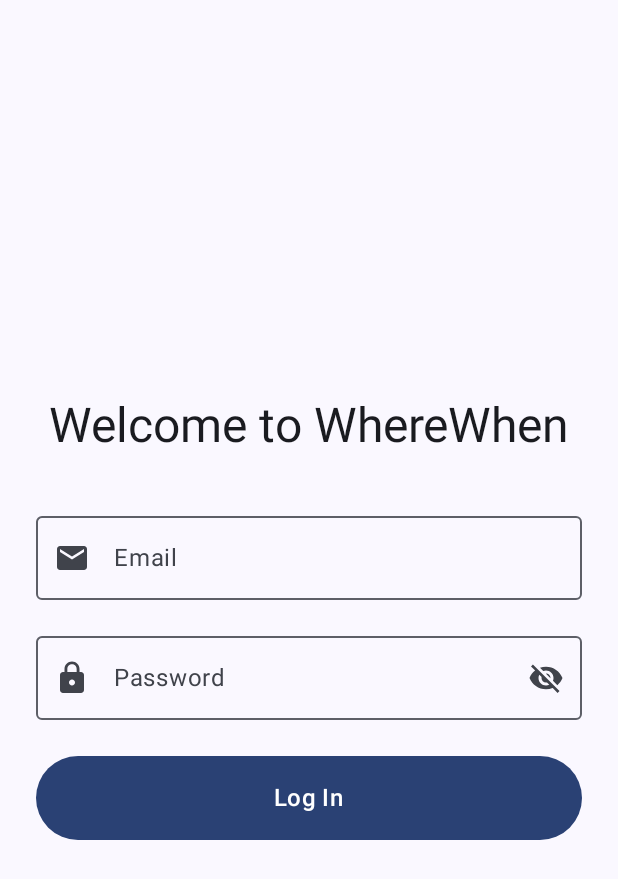
After one commit to Javier-Castilla/PIM-PAMN, an Android app built with Jetpack Compose: the composable LoginScreen shown on its own in the app's theme, on a phone screen of 412 x 824 dp. The commit adds this screen. Shown: the top 879 px of the screen. Run offline under Robolectric (Android 15) with nearby library versions, the phone set to English and light mode, and no system bars.

Commit message:
feat: login mock implemented

```diff
--- a/app/build.gradle.kts
+++ b/app/build.gradle.kts
@@ -52,6 +52,7 @@ dependencies {
     implementation(libs.androidx.compose.ui.graphics)
     implementation(libs.androidx.compose.ui.tooling.preview)
     implementation(libs.androidx.compose.material3)
+    implementation("androidx.compose.material:material-icons-extended:1.6.0")
 
     coreLibraryDesugaring("com.android.tools:desugar_jdk_libs:2.1.5")
 
--- a/app/src/main/java/software/ulpgc/wherewhen/application/ui/theme/Theme.kt
+++ b/app/src/main/java/software/ulpgc/wherewhen/application/ui/theme/Theme.kt
@@ -33,7 +33,7 @@ private val LightColorScheme = lightColorScheme(
 )
 
 @Composable
-fun AroundMeTheme(
+fun WhereWhenTheme(
     darkTheme: Boolean = isSystemInDarkTheme(),
     // Dynamic color is available on Android 12+
     dynamicColor: Boolean = true,
--- a/app/src/main/java/software/ulpgc/wherewhen/domain/exceptions/user/UserWithEmailNotFoundException.kt
+++ /dev/null
@@ -1,5 +0,0 @@
-package software.ulpgc.wherewhen.domain.exceptions.user
-
-import software.ulpgc.wherewhen.domain.valueObjects.Email
-
-class UserWithEmailNotFoundException(email: Email) : UserException("User not found with email $email");
--- /dev/null
+++ b/app/src/main/java/software/ulpgc/wherewhen/presentation/auth/LoginScreen.kt
@@ -0,0 +1,170 @@
+package software.ulpgc.wherewhen.presentation.auth
+
+import androidx.compose.foundation.layout.*
+import androidx.compose.foundation.text.KeyboardActions
+import androidx.compose.foundation.text.KeyboardOptions
+import androidx.compose.material.icons.Icons
+import androidx.compose.material.icons.filled.Email
+import androidx.compose.material.icons.filled.Lock
+import androidx.compose.material.icons.filled.Visibility
+import androidx.compose.material.icons.filled.VisibilityOff
+import androidx.compose.material3.*
+import androidx.compose.runtime.*
+import androidx.compose.ui.Alignment
+import androidx.compose.ui.Modifier
+import androidx.compose.ui.focus.FocusDirection
+import androidx.compose.ui.platform.LocalFocusManager
+import androidx.compose.ui.text.input.ImeAction
+import androidx.compose.ui.text.input.KeyboardType
+import androidx.compose.ui.text.input.PasswordVisualTransformation
+import androidx.compose.ui.text.input.VisualTransformation
+import androidx.compose.ui.unit.dp
+
+@Composable
+fun LoginScreen(
+    viewModel: LoginViewModel,
+    onLoginSuccess: () -> Unit
+) {
+    val uiState = viewModel.uiState
+    val focusManager = LocalFocusManager.current
+
+    LaunchedEffect(uiState.isSuccess) {
+        if (uiState.isSuccess) {
+            onLoginSuccess()
+        }
+    }
+
+    Column(
+        modifier = Modifier
+            .fillMaxSize()
+            .padding(24.dp),
+        horizontalAlignment = Alignment.CenterHorizontally,
+        verticalArrangement = Arrangement.Center
+    ) {
+
+        if (uiState.isSuccess) {
+            Card(
+                colors = CardDefaults.cardColors(
+                    containerColor = MaterialTheme.colorScheme.primaryContainer
+                ),
+                modifier = Modifier
+                    .fillMaxWidth()
+                    .padding(bottom = 32.dp)
+            ) {
+                Column(
+                    modifier = Modifier.padding(24.dp),
+                    horizontalAlignment = Alignment.CenterHorizontally
+                ) {
+                    Text(
+                        text = "✓ Login Exitoso",
+                        style = MaterialTheme.typography.headlineSmall,
+                        color = MaterialTheme.colorScheme.onPrimaryContainer
+                    )
+                }
+            }
+        }
+
+        Text(
+            text = "Welcome to WhereWhen",
+            style = MaterialTheme.typography.headlineLarge,
+            modifier = Modifier.padding(bottom = 32.dp)
+        )
+
+        OutlinedTextField(
+            value = uiState.email,
+            onValueChange = viewModel::onEmailChange,
+            label = { Text("Email") },
+            leadingIcon = {
+                Icon(Icons.Default.Email, contentDescription = "Email")
+            },
+            isError = uiState.emailError != null,
+            supportingText = uiState.emailError?.let { { Text(it) } },
+            keyboardOptions = KeyboardOptions(
+                keyboardType = KeyboardType.Email,
+                imeAction = ImeAction.Next
+            ),
+            keyboardActions = KeyboardActions(
+                onNext = { focusManager.moveFocus(FocusDirection.Down) }
+            ),
+            singleLine = true,
+            modifier = Modifier
+                .fillMaxWidth()
+                .padding(bottom = 16.dp),
+            enabled = !uiState.isLoading && !uiState.isSuccess
+        )
+
+        var passwordVisible by remember { mutableStateOf(false) }
+
+        OutlinedTextField(
+            value = uiState.password,
+            onValueChange = viewModel::onPasswordChange,
+            label = { Text("Password") },
+            leadingIcon = {
+                Icon(Icons.Default.Lock, contentDescription = "Password")
+            },
+            trailingIcon = {
+                IconButton(onClick = { passwordVisible = !passwordVisible }) {
+                    Icon(
+                        if (passwordVisible) Icons.Default.Visibility
+                        else Icons.Default.VisibilityOff,
+                        contentDescription = if (passwordVisible) "Hide password"
+                        else "Show password"
+                    )
+                }
+            },
+            visualTransformation = if (passwordVisible) VisualTransformation.None
+            else PasswordVisualTransformation(),
+            isError = uiState.passwordError != null,
+            supportingText = uiState.passwordError?.let { { Text(it) } },
+            keyboardOptions = KeyboardOptions(
+                keyboardType = KeyboardType.Password,
+                imeAction = ImeAction.Done
+            ),
+            keyboardActions = KeyboardActions(
+                onDone = {
+                    focusManager.clearFocus()
+                    viewModel.onLoginClick()
+                }
+            ),
+            singleLine = true,
+            modifier = Modifier
+                .fillMaxWidth()
+                .padding(bottom = 24.dp),
+            enabled = !uiState.isLoading && !uiState.isSuccess
+        )
+
+        if (uiState.errorMessage != null) {
+            Card(
+                colors = CardDefaults.cardColors(
+                    containerColor = MaterialTheme.colorScheme.errorContainer
+                ),
+                modifier = Modifier
+                    .fillMaxWidth()
+                    .padding(bottom = 16.dp)
+            ) {
+                Text(
+                    text = uiState.errorMessage,
+                    color = MaterialTheme.colorScheme.onErrorContainer,
+                    modifier = Modifier.padding(16.dp)
+                )
+            }
+        }
+
+        Button(
+            onClick = { viewModel.onLoginClick() },
+            modifier = Modifier
+                .fillMaxWidth()
+                .height(56.dp),
+            enabled = !uiState.isLoading && !uiState.isSuccess
+        ) {
+            if (uiState.isLoading) {
+                CircularProgressIndicator(
+                    modifier = Modifier.size(24.dp),
+                    color = MaterialTheme.colorScheme.onPrimary
+                )
+            } else {
+                Text("Log In", style = MaterialTheme.typography.titleMedium)
+            }
+        }
+    }
+}
```
Also changed, not shown: app/src/main/AndroidManifest.xml (+7 -4 lines), app/src/main/java/software/ulpgc/wherewhen/WhereWhenApplication.kt (added, +89 -0 lines), app/src/main/java/software/ulpgc/wherewhen/application/MainActivity.kt (+30 -27 lines), app/src/main/java/software/ulpgc/wherewhen/domain/exceptions/user/UserNotFoundException.kt (+1 -7 lines), app/src/main/java/software/ulpgc/wherewhen/infrastructure/persistence/InMemoryAuthenticationRepository.kt (added, +65 -0 lines), app/src/main/java/software/ulpgc/wherewhen/infrastructure/persistence/InMemoryUserRepository.kt (added, +74 -0 lines), app/src/main/java/software/ulpgc/wherewhen/infrastructure/services/MockPasswordService.kt (added, +16 -0 lines), app/src/main/java/software/ulpgc/wherewhen/infrastructure/services/MockTokenService.kt (added, +35 -0 lines), app/src/main/java/software/ulpgc/wherewhen/presentation/auth/LoginViewModel.kt (added, +93 -0 lines), app/src/main/java/software/ulpgc/wherewhen/presentation/auth/LoginViewModelFactory.kt (added, +18 -0 lines).
